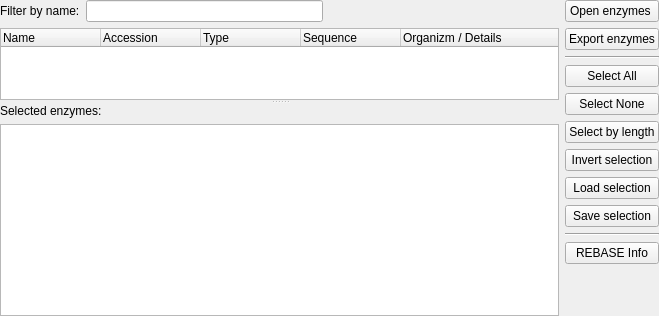
Old version of the form src/plugins/enzymes/src/ui/EnzymesSelectorWidget.ui in the repository violethaze74/ugene.
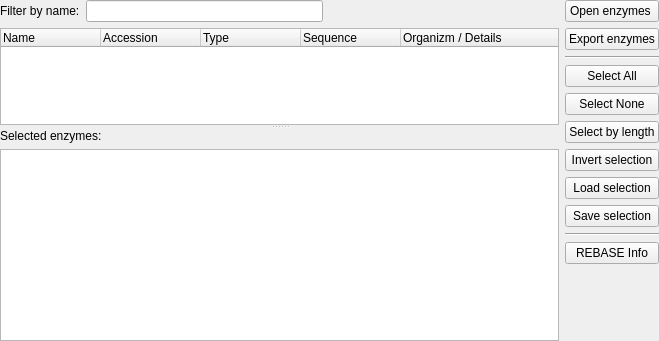
New version of the form.

Commit message: Minor dialog layout fix

The edit to the form file:
```diff
--- a/src/plugins/enzymes/src/ui/EnzymesSelectorWidget.ui
+++ b/src/plugins/enzymes/src/ui/EnzymesSelectorWidget.ui
@@ -7,7 +7,7 @@
     <x>0</x>
     <y>0</y>
     <width>659</width>
-    <height>316</height>
+    <height>341</height>
    </rect>
   </property>
   <property name="sizePolicy">
@@ -20,6 +20,9 @@
    <string>Select enzymes</string>
   </property>
   <layout class="QHBoxLayout" name="horizontalLayout_2">
+   <property name="sizeConstraint">
+    <enum>QLayout::SetMinAndMaxSize</enum>
+   </property>
    <property name="margin">
     <number>0</number>
    </property>
@@ -123,8 +126,8 @@
             <string>&lt;!DOCTYPE HTML PUBLIC &quot;-//W3C//DTD HTML 4.0//EN&quot; &quot;http://www.w3.org/TR/REC-html40/strict.dtd&quot;&gt;
 &lt;html&gt;&lt;head&gt;&lt;meta name=&quot;qrichtext&quot; content=&quot;1&quot; /&gt;&lt;style type=&quot;text/css&quot;&gt;
 p, li { white-space: pre-wrap; }
-&lt;/style&gt;&lt;/head&gt;&lt;body style=&quot; font-family:'MS Shell Dlg 2'; font-size:7.8pt; font-weight:400; font-style:normal;&quot;&gt;
-&lt;p style=&quot;-qt-paragraph-type:empty; margin-top:0px; margin-bottom:0px; margin-left:0px; margin-right:0px; -qt-block-indent:0; text-indent:0px; font-size:8pt;&quot;&gt;&lt;/p&gt;&lt;/body&gt;&lt;/html&gt;</string>
+&lt;/style&gt;&lt;/head&gt;&lt;body style=&quot; font-family:'Lucida Grande'; font-size:13pt; font-weight:400; font-style:normal;&quot;&gt;
+&lt;p style=&quot;-qt-paragraph-type:empty; margin-top:0px; margin-bottom:0px; margin-left:0px; margin-right:0px; -qt-block-indent:0; text-indent:0px; font-family:'MS Shell Dlg 2'; font-size:8pt;&quot;&gt;&lt;br /&gt;&lt;/p&gt;&lt;/body&gt;&lt;/html&gt;</string>
            </property>
            <property name="acceptRichText">
             <bool>false</bool>
@@ -142,6 +145,9 @@
    </item>
    <item>
     <layout class="QVBoxLayout" name="verticalLayout_3">
+     <property name="sizeConstraint">
+      <enum>QLayout::SetMinAndMaxSize</enum>
+     </property>
      <item>
       <widget class="QPushButton" name="enzymesFileButton">
        <property name="toolTip">
```
